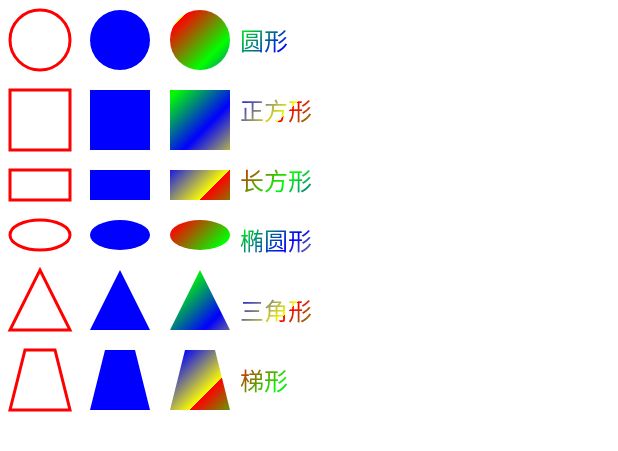
After one commit to AndyFrist/MyViews, an Android app: the layout activity_circle.xml on its own in the app's theme, with its tools: preview values and no code run, on a phone screen of 412 x 824 dp. The commit adds this screen. Shown: the top 451 px of the screen. Run offline under Robolectric (Android 15) with nearby library versions, the phone set to English and light mode, and no system bars.

Commit message:
自定义圆形扫二维码

```diff
--- a/app/src/main/java/com/example/huangwenpei/myview/MyApp.java
+++ b/app/src/main/java/com/example/huangwenpei/myview/MyApp.java
@@ -1,6 +1,7 @@
 package com.example.huangwenpei.myview;
 
 import android.app.Application;
+import android.content.Context;
 
 /**
  * Created by
@@ -8,8 +9,15 @@ import android.app.Application;
  */
 
 public class MyApp extends Application{
+    private static Context context;
+
     @Override
     public void onCreate() {
         super.onCreate();
+        context = this;
+    }
+
+    public static Context getContext() {
+        return context;
     }
 }
--- a/app/src/main/java/com/example/huangwenpei/myview/Util/AndroidUtil.java
+++ b/app/src/main/java/com/example/huangwenpei/myview/Util/AndroidUtil.java
@@ -1,4 +1,7 @@
 package com.example.huangwenpei.myview.Util;
+
+import android.content.Context;
+import android.view.WindowManager;
 
 /**
  * Created by
@@ -7,4 +10,17 @@ package com.example.huangwenpei.myview.Util;
 
 public class AndroidUtil {
 
+    /**
+     * 获取屏幕宽度
+     */
+    public static int getScreenWidth(Context context) {
+        return ((WindowManager) context.getSystemService(Context.WINDOW_SERVICE)).getDefaultDisplay().getWidth();
+    }
+
+    /**
+     * 获取屏幕高度
+     */
+    public static int getScreenHeight(Context context) {
+        return ((WindowManager) context.getSystemService(Context.WINDOW_SERVICE)).getDefaultDisplay().getHeight();
+    }
 }
--- /dev/null
+++ b/app/src/main/java/com/example/huangwenpei/myview/View/BaseFundChartView.java
@@ -0,0 +1,139 @@
+package com.example.huangwenpei.myview.View;
+
+import android.content.Context;
+import android.graphics.Canvas;
+import android.graphics.Color;
+import android.graphics.LinearGradient;
+import android.graphics.Paint;
+import android.graphics.PorterDuff;
+import android.graphics.PorterDuffXfermode;
+import android.graphics.RectF;
+import android.graphics.Shader;
+import android.util.AttributeSet;
+import android.view.View;
+
+import com.example.huangwenpei.myview.MyApp;
+import com.example.huangwenpei.myview.R;
+import com.example.huangwenpei.myview.Util.AndroidUtil;
+
+/**
+ * Created by ex-xuxiaopeng001
+ * on 2018/5/11.
+ */
+
+public class BaseFundChartView extends View implements Runnable {
+
+    private Paint paint = new Paint();
+    private RectF re = new RectF(0, 0, AndroidUtil.getScreenWidth(MyApp.getContext()), AndroidUtil.getScreenHeight(MyApp.getContext()));
+
+    private float dimens;
+    //直径
+    private float diameter = AndroidUtil.getScreenWidth(MyApp.getContext()) / 2;
+    //半径
+    private float radius = diameter / 2;
+
+    private Paint paint1 = new Paint();
+    //4个扇形所在区域
+    private RectF re1;
+
+    public BaseFundChartView(Context context) {
+        this(context, null);
+    }
+
+    public BaseFundChartView(Context context, AttributeSet attrs) {
+        this(context, attrs, 0);
+    }
+
+    public BaseFundChartView(Context context, AttributeSet attrs, int defStyleAttr) {
+        super(context, attrs, defStyleAttr);
+        dimens = context.getResources().getDimension(R.dimen.width_01);
+        init();
+    }
+
+    private void init() {
+        paint.setAntiAlias(true);
+        paint1.setAntiAlias(true);
+        re1 = new RectF(0 + radius + 10 * dimens, 0 + radius + 10 * dimens, (diameter + radius - 10 * dimens), (diameter + radius - 10 * dimens));
+
+    }
+
+
+    @Override
+    protected void onDraw(Canvas canvas) {
+        super.onDraw(canvas);
+
+        //画透明圆
+        paint.setColor(0x990000ff);
+        canvas.drawCircle(diameter, diameter, radius, paint);
+
+        paint.setXfermode(new PorterDuffXfermode(PorterDuff.Mode.SRC_OUT));
+
+        //画半透明背景（整个屏幕）
+        paint.setColor(0x99000000);
+        canvas.drawRect(re, paint);
+
+
+        //画蓝色的圆环
+        paint1.setColor(0xff0000ff);
+        paint1.setStyle(Paint.Style.STROKE);//设置为空心
+        paint1.setStrokeWidth(6 * dimens);
+        canvas.drawCircle(diameter, diameter, radius, paint1);
+
+        //画扫动线
+        drawLines(canvas);
+
+        //画4个扇形
+        paint1.reset();
+        paint1.setAntiAlias(true);
+        paint1.setStyle(Paint.Style.STROKE);//设置为空心
+        paint1.setColor(0xffffffff);
+        paint1.setStrokeWidth(2 * dimens);
+        for (int i = 0; i < 4; i++) {
+            canvas.drawArc(re1, i * 90 - 90, 85, false, paint1);
+        }
+
+
+    }
+
+    private void drawLines(Canvas canvas) {
+
+        Shader mShader = new LinearGradient(0, 0, 0, 20 * dimens, new int[]{Color.TRANSPARENT, Color.BLUE}, null, Shader.TileMode.MIRROR);
+        paint1.setShader(mShader);
+//        canvas.drawRect(diameter - bar_X,  bar_Y + radius, diameter + bar_X, bar_Y + radius, paint1);
+        canvas.drawLine(diameter - bar_X, bar_Y + radius, diameter + bar_X, bar_Y + radius, paint1);
+
+    }
+
+    private boolean isRun = false;
+    private float bar_Y = 0;
+
+    private float bar_X = 0;
+
+    @Override
+    public void run() {
+        while (isRun) {
+            if (bar_Y > diameter) {
+                bar_Y = 0;
+            }
+            bar_Y = bar_Y + 2 * dimens;
+
+            bar_X = (float) Math.sqrt(radius * radius - (radius - bar_Y) * (radius - bar_Y));
+            try {
+                Thread.sleep(100);
+            } catch (InterruptedException e) {
+                // TODO Auto-generated catch block
+                e.printStackTrace();
+            }
+            postInvalidate();
+        }
+    }
+
+    public void start() {
+        isRun = true;
+        new Thread(this).start();
+    }
+
+    public void stop() {
+        isRun = false;
+    }
+}
--- /dev/null
+++ b/app/src/main/java/com/example/huangwenpei/myview/View/MyView2.java
@@ -0,0 +1,191 @@
+package com.example.huangwenpei.myview.View;
+
+import android.content.Context;
+import android.graphics.Canvas;
+import android.graphics.Color;
+import android.graphics.LinearGradient;
+import android.graphics.Paint;
+import android.graphics.Path;
+import android.graphics.RectF;
+import android.graphics.Shader;
+import android.support.annotation.Nullable;
+import android.util.AttributeSet;
+import android.view.View;
+
+/**
+ * Created by ex-xuxiaopeng001
+ * on 2018/5/11.
+ */
+
+public class MyView2 extends View {
+
+    public MyView2(Context context) {
+        super(context);
+    }
+
+    public MyView2(Context context, @Nullable AttributeSet attrs) {
+        super(context, attrs);
+    }
+
+    public MyView2(Context context, @Nullable AttributeSet attrs, int defStyleAttr) {
+        super(context, attrs, defStyleAttr);
+    }
+
+    @Override
+    protected void onDraw(Canvas canvas) {
+        super.onDraw(canvas);
+        canvas.drawColor(Color.WHITE);
+        Paint paint = new Paint();
+        paint.setAntiAlias(true);
+        paint.setColor(Color.RED);
+        paint.setStyle(Paint.Style.STROKE);//设置为空心
+        paint.setStrokeWidth(3);
+        canvas.drawCircle(40, 40, 30, paint);
+        canvas.drawRect(10, 90, 70, 150, paint);
+        canvas.drawRect(10, 170, 70, 200, paint);
+        canvas.drawOval(new RectF(10, 220, 70, 250), paint);
+        Path path = new Path();//三角形
+        path.moveTo(10, 330);
+        path.lineTo(70, 330);
+        path.lineTo(40, 270);
+        path.close();
+        canvas.drawPath(path, paint);
+        Path path1 = new Path();//梯形
+        path1.moveTo(10, 410);//绘画基点
+        path1.lineTo(70, 410);
+        path1.lineTo(55, 350);
+        path1.lineTo(25, 350);
+        path1.close();//把开始的点和最后的点连接在一起，构成一个封闭图形
+            /*
+             * 最重要的就是movtTo和close,如果是Style.FILL的话，不设置close,也没有区别，可是如果是STROKE模式，
+             * 如果不设置close,图形不封闭。
+             *
+             * 当然，你也可以不设置close，再添加一条线，效果一样。
+             */
+        canvas.drawPath(path1, paint);
+
+
+        ///////////////////////////////////////第二列
+
+        paint.setColor(Color.BLUE);
+
+        paint.setStyle(Paint.Style.FILL);//设置实心
+
+        canvas.drawCircle(120, 40, 30, paint);
+
+        canvas.drawRect(90, 90, 150, 150, paint);
+
+        canvas.drawRect(90, 170, 150, 200, paint);
+
+        RectF re2 = new RectF(90, 220, 150, 250);
+
+        canvas.drawOval(re2, paint);
+
+        Path path2 = new Path();
+
+        path2.moveTo(90, 330);
+
+        path2.lineTo(150, 330);
+
+        path2.lineTo(120, 270);
+
+        path2.close();
+
+        canvas.drawPath(path2, paint);
+
+        Path path3 = new Path();
+
+        path3.moveTo(90, 410);
+
+        path3.lineTo(150, 410);
+
+        path3.lineTo(135, 350);
+
+        path3.lineTo(105, 350);
+
+        path3.close();
+
+        canvas.drawPath(path3, paint);
+
+
+        ////////////////////////////////////////////////////第三列
+
+            /*
+             * LinearGradient shader = new LinearGradient(0, 0, endX, endY, new
+             * int[]{startColor, midleColor, endColor},new float[]{0 , 0.5f,
+             * 1.0f}, TileMode.MIRROR);
+             * 参数一为渐变起初点坐标x位置，参数二为y轴位置，参数三和四分辨对应渐变终点
+             * 其中参数new int[]{startColor, midleColor,endColor}是参与渐变效果的颜色集合，
+             * 其中参数new float[]{0 , 0.5f, 1.0f}是定义每个颜色处于的渐变相对位置， 这个参数可以为null，如果为null表示所有的颜色按顺序均匀的分布
+             */
+        Shader mShader = new LinearGradient(0, 0, 100, 100,
+
+                new int[]{Color.RED, Color.GREEN, Color.BLUE, Color.YELLOW},
+
+                null, Shader.TileMode.REPEAT);
+
+        // Shader.TileMode三种模式
+
+        // REPEAT:沿着渐变方向循环重复
+
+        // CLAMP:如果在预先定义的范围外画的话，就重复边界的颜色
+
+        // MIRROR:与REPEAT一样都是循环重复，但这个会对称重复
+
+        paint.setShader(mShader);// 用Shader中定义定义的颜色来话
+
+        canvas.drawCircle(200, 40, 30, paint);
+
+        canvas.drawRect(170, 90, 230, 150, paint);
+
+        canvas.drawRect(170, 170, 230, 200, paint);
+
+        RectF re3 = new RectF(170, 220, 230, 250);
+
+        canvas.drawOval(re3, paint);
+
+        Path path4 = new Path();
+
+        path4.moveTo(170, 330);
+
+        path4.lineTo(230, 330);
+
+        path4.lineTo(200, 270);
+
+        path4.close();
+
+        canvas.drawPath(path4, paint);
+
+        Path path5 = new Path();
+
+        path5.moveTo(170, 410);
+
+        path5.lineTo(230, 410);
+
+        path5.lineTo(215, 350);
+
+        path5.lineTo(185, 350);
+
+        path5.close();
+
+        canvas.drawPath(path5, paint);
+
+        //////////////////////////////////第4列
+
+        paint.setTextSize(24);
+
+        canvas.drawText("圆形", 240, 50, paint);
+
+        canvas.drawText("正方形", 240, 120, paint);
+
+        canvas.drawText("长方形", 240, 190, paint);
+
+        canvas.drawText("椭圆形", 240, 250, paint);
+
+        canvas.drawText("三角形", 240, 320, paint);
+
+        canvas.drawText("梯形", 240, 390, paint);
+
+    }
+
+}
--- /dev/null
+++ b/app/src/main/res/layout/activity_circle.xml
@@ -0,0 +1,23 @@
+<?xml version="1.0" encoding="utf-8"?>
+<LinearLayout xmlns:android="http://schemas.android.com/apk/res/android"
+    xmlns:app="http://schemas.android.com/apk/res-auto"
+    xmlns:tools="http://schemas.android.com/tools"
+    android:layout_width="match_parent"
+    android:layout_height="match_parent"
+    android:orientation="vertical"
+    android:background="@color/white"
+    tools:context="com.example.huangwenpei.myview.Activity.CircleActivity">
+
+    <com.example.huangwenpei.myview.View.MyView2
+        android:layout_width="wrap_content"
+        android:visibility="visible"
+        android:layout_height="wrap_content" />
+
+
+    <com.example.huangwenpei.myview.View.BaseFundChartView
+        android:layout_height="wrap_content"
+        android:visibility="gone"
+        android:layout_width="wrap_content"/>
+
+
+</LinearLayout>
--- a/app/src/main/res/layout/activity_main.xml
+++ b/app/src/main/res/layout/activity_main.xml
@@ -47,12 +47,13 @@
             android:id="@+id/qr_code"
             android:layout_width="wrap_content"
             android:layout_height="wrap_content"
-            android:text="AAAAAAAAAA" />
+            android:text="二维码" />
 
         <Button
+            android:id="@+id/circle"
             android:layout_width="wrap_content"
             android:layout_height="wrap_content"
-            android:text="AAAAAAAAAA" />
+            android:text="圆形控件" />
 
         <Button
             android:layout_width="wrap_content"
```
Also changed, not shown: app/src/main/AndroidManifest.xml (+3 -5 lines), app/src/main/java/com/example/huangwenpei/myview/Activity/CircleActivity.java (added, +15 -0 lines), app/src/main/java/com/example/huangwenpei/myview/Activity/MainActivity.java (+6 -1 lines), app/src/main/java/com/example/huangwenpei/myview/zxing/activity/CaptureActivity.java (+11 -43 lines), app/src/main/res/layout/capture.xml (+6 -61 lines).
